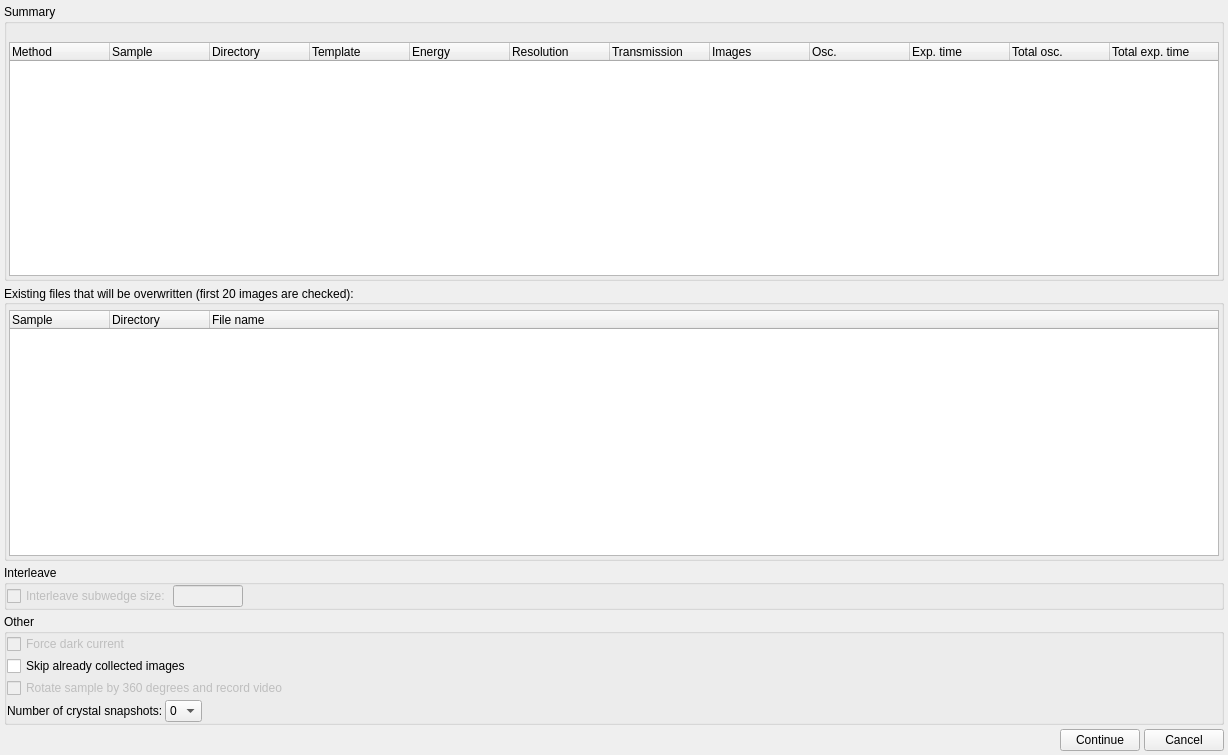
This is BlissFramework/Bricks/widgets/ui_files/Qt4_confirmation_dialog_layout.ui in mxcube/mxcubeqt as Qt 5 draws it before an edit. The edited form follows.
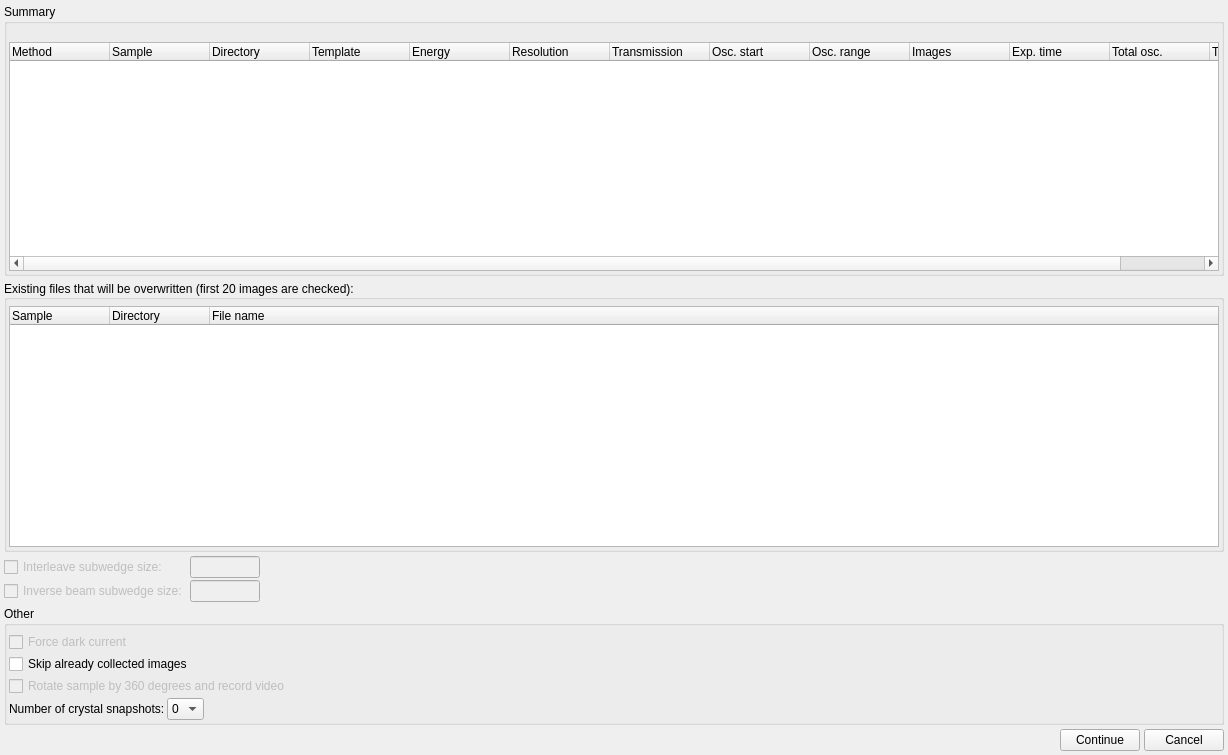
This is the edited form.

```diff
--- a/BlissFramework/Bricks/widgets/ui_files/Qt4_confirmation_dialog_layout.ui
+++ b/BlissFramework/Bricks/widgets/ui_files/Qt4_confirmation_dialog_layout.ui
@@ -20,6 +20,139 @@
    <property name="spacing">
     <number>4</number>
    </property>
+   <item row="4" column="0">
+    <widget class="QGroupBox" name="other_groupbox">
+     <property name="title">
+      <string>Other</string>
+     </property>
+     <layout class="QVBoxLayout" name="verticalLayout_2">
+      <property name="spacing">
+       <number>2</number>
+      </property>
+      <property name="leftMargin">
+       <number>2</number>
+      </property>
+      <property name="topMargin">
+       <number>6</number>
+      </property>
+      <property name="rightMargin">
+       <number>2</number>
+      </property>
+      <property name="bottomMargin">
+       <number>2</number>
+      </property>
+      <item>
+       <widget class="QCheckBox" name="force_dark_cbx">
+        <property name="enabled">
+         <bool>false</bool>
+        </property>
+        <property name="text">
+         <string>Force dark current</string>
+        </property>
+       </widget>
+      </item>
+      <item>
+       <widget class="QCheckBox" name="skip_existing_images_cbx">
+        <property name="text">
+         <string>Skip already collected images</string>
+        </property>
+       </widget>
+      </item>
+      <item>
+       <widget class="QCheckBox" name="take_video_cbx">
+        <property name="enabled">
+         <bool>false</bool>
+        </property>
+        <property name="text">
+         <string>Rotate sample by 360 degrees and record video</string>
+        </property>
+        <property name="checked">
+         <bool>false</bool>
+        </property>
+       </widget>
+      </item>
+      <item>
+       <layout class="QHBoxLayout" name="take_snapshots_hlayout">
+        <item>
+         <widget class="QLabel" name="take_snapshots_label">
+          <property name="text">
+           <string>Number of crystal snapshots:</string>
+          </property>
+         </widget>
+        </item>
+        <item>
+         <widget class="QComboBox" name="take_snapshots_combo">
+          <item>
+           <property name="text">
+            <string>0</string>
+           </property>
+          </item>
+          <item>
+           <property name="text">
+            <string>1</string>
+           </property>
+          </item>
+          <item>
+           <property name="text">
+            <string>2</string>
+           </property>
+          </item>
+          <item>
+           <property name="text">
+            <string>4</string>
+           </property>
+          </item>
+         </widget>
+        </item>
+        <item>
+         <spacer name="horizontalSpacer_3">
+          <property name="orientation">
+           <enum>Qt::Horizontal</enum>
+          </property>
+          <property name="sizeHint" stdset="0">
+           <size>
+            <width>40</width>
+            <height>20</height>
+           </size>
+          </property>
+         </spacer>
+        </item>
+       </layout>
+      </item>
+     </layout>
+    </widget>
+   </item>
+   <item row="7" column="0">
+    <layout class="QHBoxLayout" name="buttons_layout">
+     <item>
+      <spacer name="horizontalSpacer">
+       <property name="orientation">
+        <enum>Qt::Horizontal</enum>
+       </property>
+       <property name="sizeHint" stdset="0">
+        <size>
+         <width>40</width>
+         <height>20</height>
+        </size>
+       </property>
+      </spacer>
+     </item>
+     <item>
+      <widget class="QPushButton" name="continue_button">
+       <property name="text">
+        <string>Continue</string>
+       </property>
+      </widget>
+     </item>
+     <item>
+      <widget class="QPushButton" name="cancel_button">
+       <property name="text">
+        <string>Cancel</string>
+       </property>
+      </widget>
+     </item>
+    </layout>
+   </item>
    <item row="1" column="0">
     <widget class="QGroupBox" name="file_gbox">
      <property name="title">
@@ -39,7 +172,7 @@
        <number>2</number>
       </property>
       <property name="topMargin">
-       <number>5</number>
+       <number>6</number>
       </property>
       <property name="rightMargin">
        <number>2</number>
@@ -75,47 +208,16 @@
      </layout>
     </widget>
    </item>
-   <item row="6" column="0">
-    <layout class="QHBoxLayout" name="buttons_layout">
-     <item>
-      <spacer name="horizontalSpacer">
-       <property name="orientation">
-        <enum>Qt::Horizontal</enum>
-       </property>
-       <property name="sizeHint" stdset="0">
-        <size>
-         <width>40</width>
-         <height>20</height>
-        </size>
-       </property>
-      </spacer>
-     </item>
-     <item>
-      <widget class="QPushButton" name="continue_button">
-       <property name="text">
-        <string>Continue</string>
-       </property>
-      </widget>
-     </item>
-     <item>
-      <widget class="QPushButton" name="cancel_button">
-       <property name="text">
-        <string>Cancel</string>
-       </property>
-      </widget>
-     </item>
-    </layout>
-   </item>
    <item row="0" column="0">
     <widget class="QGroupBox" name="summary_gbox">
      <property name="title">
       <string>Summary</string>
      </property>
      <layout class="QGridLayout" name="gridLayout">
-      <property name="verticalSpacing">
+      <property name="margin">
        <number>2</number>
       </property>
-      <property name="margin">
+      <property name="spacing">
        <number>2</number>
       </property>
       <item row="1" column="0">
@@ -179,16 +281,21 @@
           <string>Transmission</string>
          </property>
         </column>
+        <column>
+         <property name="text">
+          <string>Osc. start</string>
+         </property>
+        </column>
+        <column>
+         <property name="text">
+          <string>Osc. range</string>
+         </property>
+        </column>
         <column>
          <property name="text">
           <string>Images</string>
          </property>
         </column>
-        <column>
-         <property name="text">
-          <string>Osc.</string>
-         </property>
-        </column>
         <column>
          <property name="text">
           <string>Exp. time</string>
@@ -217,148 +324,82 @@
     </widget>
    </item>
    <item row="2" column="0">
-    <widget class="QGroupBox" name="interleave_groupbox">
-     <property name="title">
-      <string>Interleave</string>
+    <layout class="QGridLayout" name="gridLayout_3" columnstretch="0,0,0">
+     <property name="leftMargin">
+      <number>0</number>
      </property>
-     <layout class="QHBoxLayout" name="horizontalLayout">
-      <property name="spacing">
-       <number>2</number>
-      </property>
-      <property name="margin">
-       <number>0</number>
-      </property>
-      <item>
-       <widget class="QCheckBox" name="interleave_cbx">
-        <property name="enabled">
-         <bool>false</bool>
-        </property>
-        <property name="text">
-         <string>Interleave subwedge size:</string>
-        </property>
-       </widget>
-      </item>
-      <item>
-       <widget class="QLineEdit" name="interleave_images_num_ledit">
-        <property name="enabled">
-         <bool>false</bool>
-        </property>
-        <property name="maximumSize">
-         <size>
-          <width>70</width>
-          <height>16777215</height>
-         </size>
-        </property>
-       </widget>
-      </item>
-      <item>
-       <spacer name="horizontalSpacer_2">
-        <property name="orientation">
-         <enum>Qt::Horizontal</enum>
-        </property>
-        <property name="sizeHint" stdset="0">
-         <size>
-          <width>40</width>
-          <height>20</height>
-         </size>
-        </property>
-       </spacer>
-      </item>
-     </layout>
-    </widget>
-   </item>
-   <item row="3" column="0">
-    <widget class="QGroupBox" name="other_groupbox">
-     <property name="title">
-      <string>Other</string>
+     <property name="topMargin">
+      <number>0</number>
      </property>
-     <layout class="QVBoxLayout" name="verticalLayout_2">
-      <property name="spacing">
-       <number>2</number>
-      </property>
-      <property name="margin">
-       <number>0</number>
-      </property>
-      <item>
-       <widget class="QCheckBox" name="force_dark_cbx">
-        <property name="enabled">
-         <bool>false</bool>
-        </property>
-        <property name="text">
-         <string>Force dark current</string>
-        </property>
-       </widget>
-      </item>
-      <item>
-       <widget class="QCheckBox" name="skip_existing_images_cbx">
-        <property name="text">
-         <string>Skip already collected images</string>
-        </property>
-       </widget>
-      </item>
-      <item>
-       <widget class="QCheckBox" name="take_video_cbx">
-        <property name="enabled">
-         <bool>false</bool>
-        </property>
-        <property name="text">
-         <string>Rotate sample by 360 degrees and record video</string>
-        </property>
-        <property name="checked">
-         <bool>false</bool>
-        </property>
-       </widget>
-      </item>
-      <item>
-       <layout class="QHBoxLayout" name="take_snapshots_hlayout">
-        <item>
-         <widget class="QLabel" name="take_snapshots_label">
-          <property name="text">
-           <string>Number of crystal snapshots:</string>
-          </property>
-         </widget>
-        </item>
-        <item>
-         <widget class="QComboBox" name="take_snapshots_combo">
-          <item>
-           <property name="text">
-            <string>0</string>
-           </property>
-          </item>
-          <item>
-           <property name="text">
-            <string>1</string>
-           </property>
-          </item>
-          <item>
-           <property name="text">
-            <string>2</string>
-           </property>
-          </item>
-          <item>
-           <property name="text">
-            <string>4</string>
-           </property>
-          </item>
-         </widget>
-        </item>
-        <item>
-         <spacer name="horizontalSpacer_3">
-          <property name="orientation">
-           <enum>Qt::Horizontal</enum>
-          </property>
-          <property name="sizeHint" stdset="0">
-           <size>
-            <width>40</width>
-            <height>20</height>
-           </size>
-          </property>
-         </spacer>
-        </item>
-       </layout>
-      </item>
-     </layout>
-    </widget>
+     <property name="spacing">
+      <number>2</number>
+     </property>
+     <item row="2" column="0">
+      <widget class="QCheckBox" name="inverse_cbx">
+       <property name="enabled">
+        <bool>false</bool>
+       </property>
+       <property name="text">
+        <string>Inverse beam subwedge size:</string>
+       </property>
+      </widget>
+     </item>
+     <item row="2" column="1">
+      <widget class="QLineEdit" name="inverse_beam_num_images_ledit">
+       <property name="enabled">
+        <bool>false</bool>
+       </property>
+       <property name="minimumSize">
+        <size>
+         <width>70</width>
+         <height>0</height>
+        </size>
+       </property>
+       <property name="maximumSize">
+        <size>
+         <width>70</width>
+         <height>16777215</height>
+        </size>
+       </property>
+      </widget>
+     </item>
+     <item row="0" column="0">
+      <widget class="QCheckBox" name="interleave_cbx">
+       <property name="enabled">
+        <bool>false</bool>
+       </property>
+       <property name="text">
+        <string>Interleave subwedge size:</string>
+       </property>
+      </widget>
+     </item>
+     <item row="0" column="1">
+      <widget class="QLineEdit" name="interleave_images_num_ledit">
+       <property name="enabled">
+        <bool>false</bool>
+       </property>
+       <property name="maximumSize">
+        <size>
+         <width>70</width>
+         <height>16777215</height>
+        </size>
+       </property>
+      </widget>
+     </item>
+     <item row="0" column="2">
+      <spacer name="horizontalSpacer_2">
+       <property name="orientation">
+        <enum>Qt::Horizontal</enum>
+       </property>
+       <property name="sizeHint" stdset="0">
+        <size>
+         <width>40</width>
+         <height>20</height>
+        </size>
+       </property>
+      </spacer>
+     </item>
+    </layout>
    </item>
   </layout>
  </widget>
```
Left out of the diff: 20 changed lines with no effect on the pictures.
